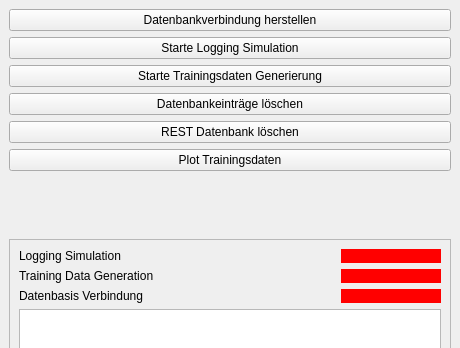
Tweak161/fa2909, file views/TestAppMainWindow.ui: the form before one commit; both pictures show x 0 to 460 and y 0 to 348 of the 460 by 600 pixel window.
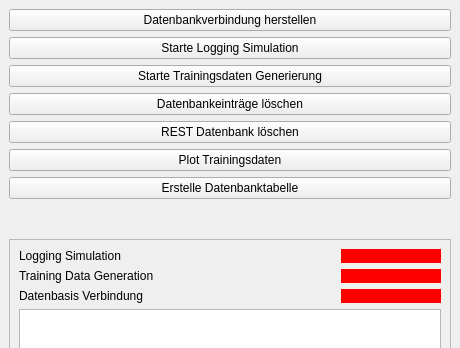
The form after the commit.

```diff
--- a/views/TestAppMainWindow.ui
+++ b/views/TestAppMainWindow.ui
@@ -75,6 +75,13 @@
         </property>
        </widget>
       </item>
+      <item>
+       <widget class="QPushButton" name="createTablePushButton">
+        <property name="text">
+         <string>Erstelle Datenbanktabelle</string>
+        </property>
+       </widget>
+      </item>
       <item>
        <spacer name="verticalSpacer">
         <property name="orientation">
```
